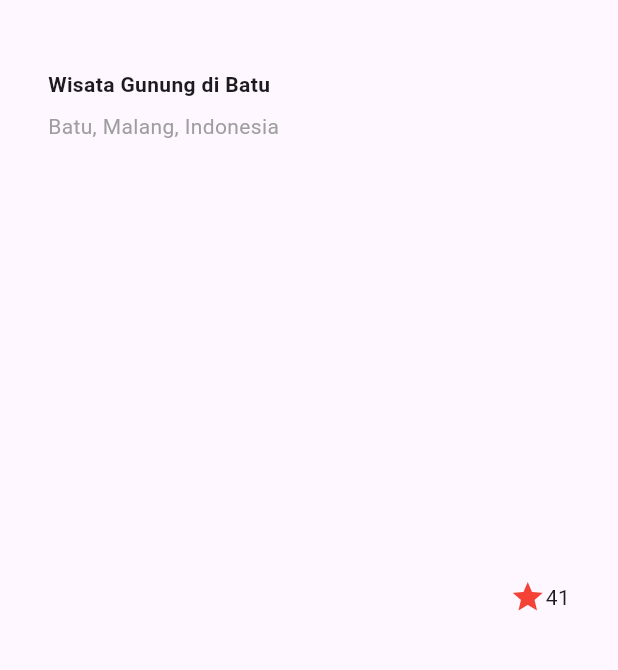
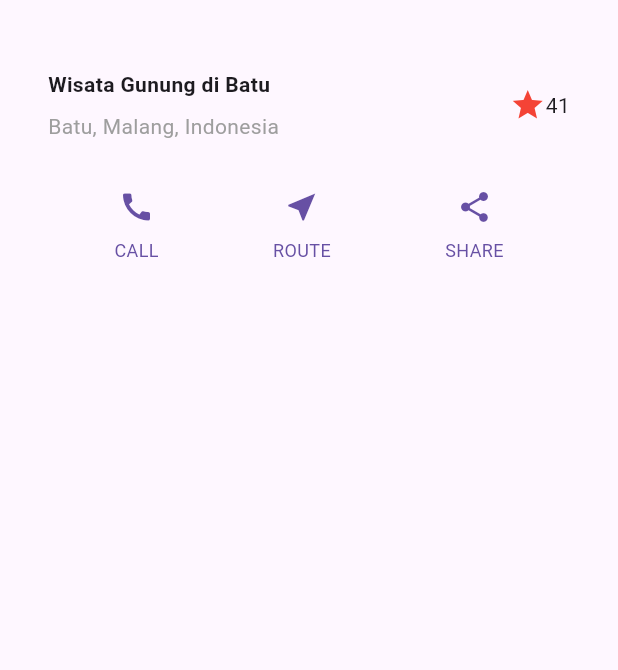
Before and after one commit to Ailsasahda13/PemrogramanMobile, a Flutter app: the screen it shows after launch, on a phone screen of 412 x 824 dp, the part 63-733 px from its top. Run offline on Flutter 3.47's test engine with Material 3 defaults, Android fonts, the phone set to English and light mode, and no system bars.

Commit message:
langkah 2: widgetButtonSection

```diff
--- a/layout_flutter_ailsa/lib/main.dart
+++ b/layout_flutter_ailsa/lib/main.dart
@@ -8,17 +8,14 @@ class MyApp extends StatelessWidget {
   @override
   Widget build(BuildContext context) {
 
-    // Tambahan dari langkah 4
     Widget titleSection = Container(
       padding: const EdgeInsets.all(32),
       child: Row(
         children: [
           Expanded(
-            /* soal 1 */
             child: Column(
               crossAxisAlignment: CrossAxisAlignment.start,
               children: [
-                /* soal 2 */
                 Container(
                   padding: const EdgeInsets.only(bottom: 8),
                   child: const Text(
@@ -31,35 +28,46 @@ class MyApp extends StatelessWidget {
                 Text(
                   'Batu, Malang, Indonesia',
                   style: TextStyle(
-                    color: Colors.grey[500],
+                    color: Colors.grey,
                   ),
                 ),
               ],
             ),
           ),
-          /* soal 3 */
-          Icon(
-            Icons.star,
-            color: Colors.red,
-          ),
+          Icon(Icons.star, color: Colors.red),
           const Text('41'),
         ],
       ),
     );
 
+    // langkah 2: widget buttonSection
+    Color color = Theme.of(context).primaryColor;
+
+    Widget buttonSection = Row(
+      mainAxisAlignment: MainAxisAlignment.spaceEvenly,
+      children: [
+        _buildButtonColumn(color, Icons.call, 'CALL'),
+        _buildButtonColumn(color, Icons.near_me, 'ROUTE'),
+        _buildButtonColumn(color, Icons.share, 'SHARE'),
+      ],
+    );
+
     return MaterialApp(
-      title: 'Flutter layout: Flutter layout demo',
+      title: 'Flutter layout demo',
       home: Scaffold(
         appBar: AppBar(
           title: const Text('Flutter layout demo'),
         ),
-
-        body: titleSection,
+        body: Column(
+          children: [
+            titleSection,
+            buttonSection,
+          ],
+        ),
       ),
     );
   }
 
-  // Method build Button Column
   Column _buildButtonColumn(Color color, IconData icon, String label) {
     return Column(
       mainAxisSize: MainAxisSize.min,
```
Also changed, not shown: layout_flutter_ailsa/images/langkah2 widgetButtonSection.png (added), 1 other file.
